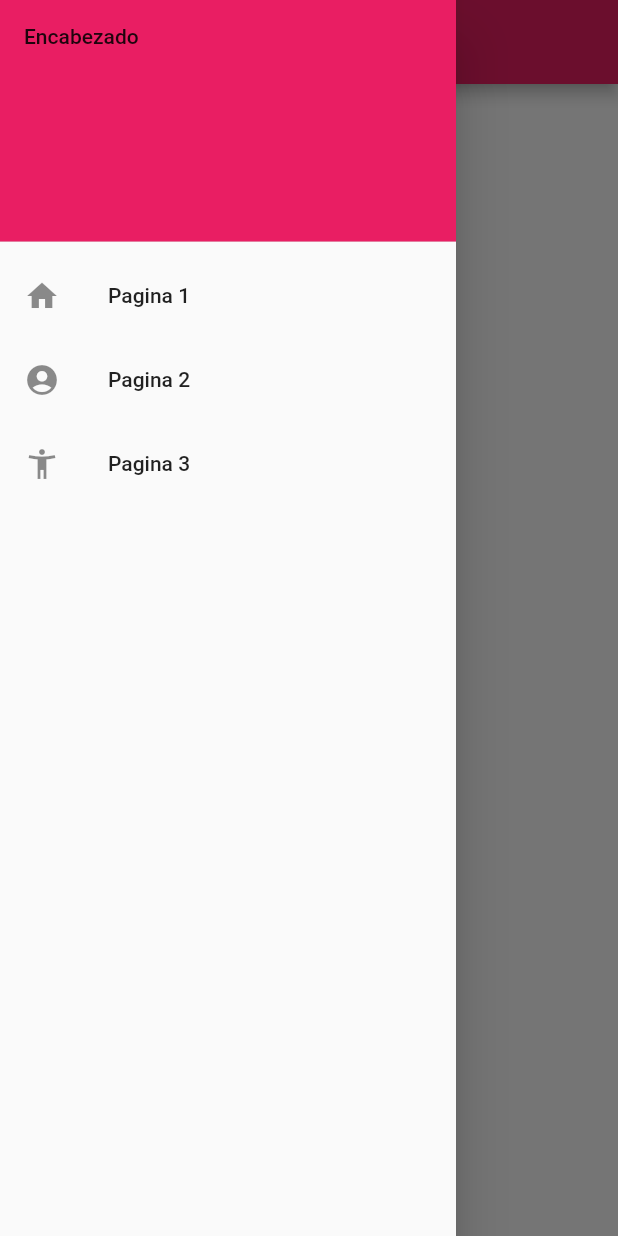
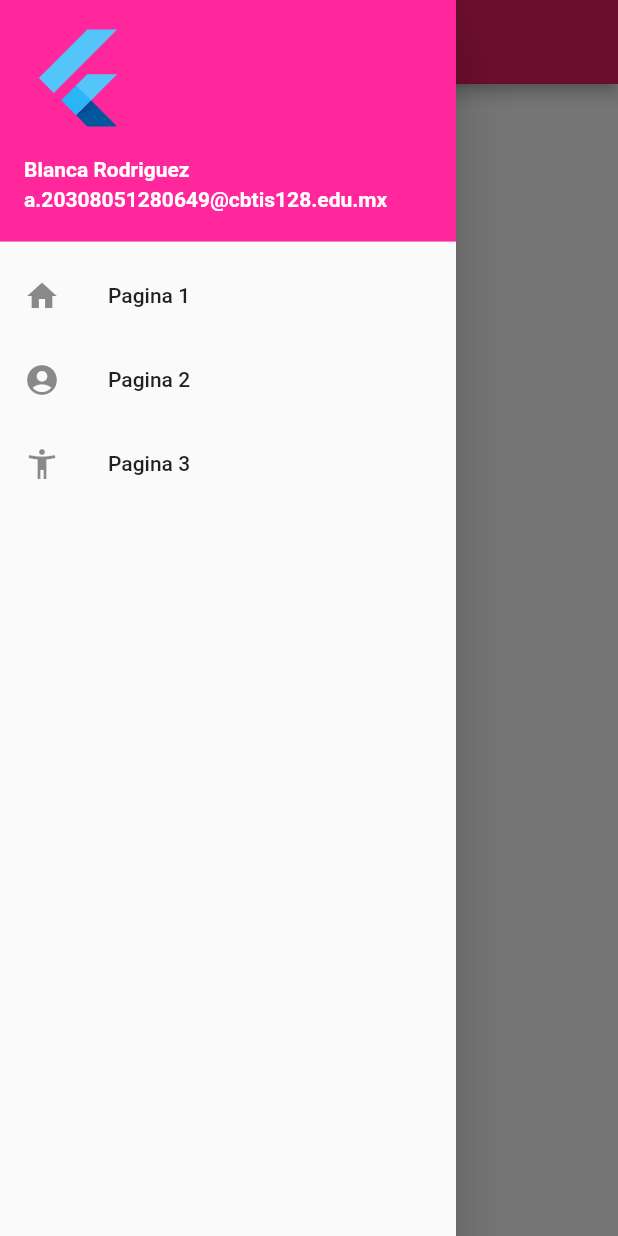
Before and after one commit to BlancaRodriguez15/Drawer_P_4, a Flutter app: the screen it shows after launch, with the side drawer open, on a phone screen of 412 x 824 dp. Run offline on Flutter 3.47's test engine with Material 2 defaults, Android fonts, the phone set to English and light mode, and no system bars.

Commit message:
Version3

```diff
--- a/lib/main.dart
+++ b/lib/main.dart
@@ -39,11 +39,22 @@ class _MyHomePageState extends State<MyHomePage> {
           // Important: Remove any padding from the ListView.
           padding: EdgeInsets.zero,
           children: [
-            const DrawerHeader(
-              decoration: BoxDecoration(
-                color: Colors.pink,
+            const UserAccountsDrawerHeader(
+              // <-- SEE HERE
+              decoration: BoxDecoration(color: const Color(0xffff279b)),
+              accountName: Text(
+                "Blanca Rodriguez",
+                style: TextStyle(
+                  fontWeight: FontWeight.bold,
+                ),
               ),
-              child: Text('Encabezado'),
+              accountEmail: Text(
+                "a.20308051280649@cbtis128.edu.mx",
+                style: TextStyle(
+                  fontWeight: FontWeight.bold,
+                ),
+              ),
+              currentAccountPicture: FlutterLogo(),
             ),
             ListTile(
               leading: Icon(
```
